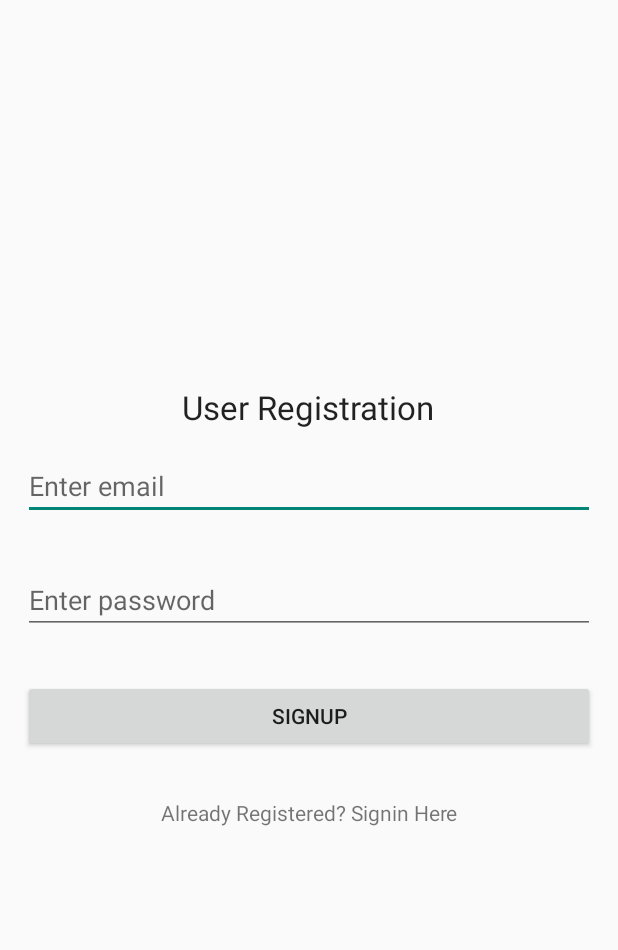
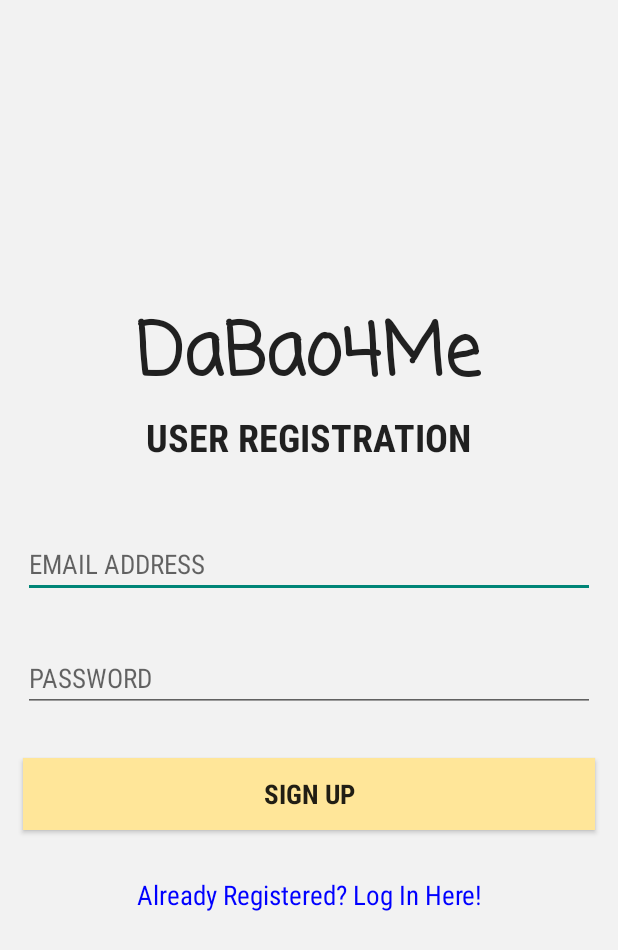
Before and after one commit to beephee/buzzarpheewhale, an Android app: the screen it shows after launch (MainActivity), on a phone screen of 412 x 824 dp. Shown: the top 950 px of the screen. Run offline under Robolectric (Android 15) with nearby library versions, the phone set to English and light mode, and no system bars; our stand-ins replace Firebase (no records; nobody signed in at launch, a user with empty details on screens opened directly).

Commit message:
Design changes and new buttons

```diff
--- a/FirebaseAuthDemo/app/src/main/res/layout/activity_main.xml
+++ b/FirebaseAuthDemo/app/src/main/res/layout/activity_main.xml
@@ -4,6 +4,7 @@
     android:layout_width="match_parent"
     android:layout_height="match_parent"
     android:orientation="vertical"
+    android:background="@color/bgGray"
     tools:context="com.example.android.firebaseauthdemo.MainActivity">
 
     <LinearLayout
@@ -17,7 +18,22 @@
             android:layout_width="wrap_content"
             android:layout_height="wrap_content"
             android:textAppearance="?android:attr/textAppearanceLarge"
-            android:text="User Registration"
+            android:text="DaBao4Me"
+            android:fontFamily="casual"
+            android:textStyle="bold"
+            android:textSize="48sp"
+            android:id="@+id/textView"
+            android:layout_gravity="center_horizontal" />
+
+        <TextView
+            android:layout_width="wrap_content"
+            android:layout_height="wrap_content"
+            android:textAppearance="?android:attr/textAppearanceLarge"
+            android:text="User Registration\n"
+            android:fontFamily="sans-serif-condensed"
+            android:textSize="25sp"
+            android:textStyle="bold"
+            android:textAllCaps="true"
             android:id="@+id/textView"
             android:layout_gravity="center_horizontal" />
 
@@ -26,7 +42,8 @@
             android:layout_width="match_parent"
             android:layout_height="wrap_content"
             android:layout_margin="15dp"
-            android:hint="Enter email"
+            android:hint="EMAIL ADDRESS"
+            android:fontFamily="sans-serif-condensed"
             android:inputType="textEmailAddress" />
 
         <EditText
@@ -34,7 +51,8 @@
             android:layout_width="match_parent"
             android:layout_height="wrap_content"
             android:layout_margin="15dp"
-            android:hint="Enter password"
+            android:hint="PASSWORD"
+            android:fontFamily="sans-serif-condensed"
             android:inputType="textPassword" />
 
         <Button
@@ -42,13 +60,20 @@
             android:layout_width="match_parent"
             android:layout_height="wrap_content"
             android:layout_margin="15dp"
-            android:text="Signup" />
+            android:textSize="18sp"
+            android:textStyle="bold"
+            android:fontFamily="sans-serif-condensed"
+            android:background="@color/yellow"
+            android:text="SIGN UP" />
 
         <TextView
-            android:text="Already Registered? Signin Here"
+            android:text="Already Registered? Log In Here!"
             android:id="@+id/textViewSignin"
             android:textAlignment="center"
             android:layout_margin="15dp"
+            android:textColor="@color/blue"
+            android:fontFamily="sans-serif-condensed"
+            android:textSize="18sp"
             android:layout_width="match_parent"
             android:layout_height="wrap_content" />
 
--- a/FirebaseAuthDemo/app/src/main/res/values/colors.xml
+++ b/FirebaseAuthDemo/app/src/main/res/values/colors.xml
@@ -3,4 +3,9 @@
     <color name="colorPrimary">#3F51B5</color>
     <color name="colorPrimaryDark">#303F9F</color>
     <color name="colorAccent">#FF4081</color>
+    <color name="white">#FFFFFF</color>
+    <color name="black">#000000</color>
+    <color name="yellow">#FFE699</color>
+    <color name="bgGray">#F2F2F2</color>
+    <color name="blue">#0000FF</color>
 </resources>
```
Also changed, not shown: FirebaseAuthDemo/app/src/main/java/com/example/android/firebaseauthdemo/LoginActivity.java (+8 -4 lines), FirebaseAuthDemo/app/src/main/res/layout/activity_login.xml (+20 -5 lines), FirebaseAuthDemo/app/src/main/res/layout/activity_profile.xml (+28 -11 lines), FirebaseAuthDemo/app/src/main/buyer_description-web.png (added), FirebaseAuthDemo/app/src/main/courier_description-web.png (added), FirebaseAuthDemo/app/src/main/res/drawable/buyer_description.png (added), FirebaseAuthDemo/app/src/main/res/drawable/courier_description.png (added).
